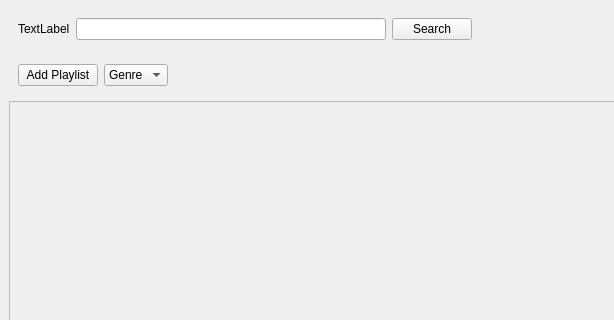
MartvdZalm/TheLastRonin, file src/mainwindow.ui: the form before one commit; both pictures show x 0 to 614 and y 0 to 320 of the 800 by 600 pixel window.
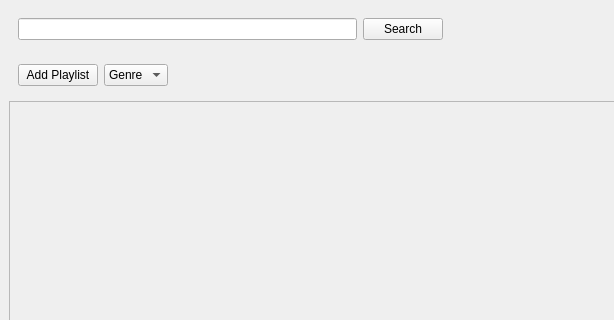
The form after the commit.

Commit message: Added styling and playlist search

What changed in the file:
```diff
--- a/src/mainwindow.ui
+++ b/src/mainwindow.ui
@@ -19,17 +19,10 @@
      <widget class="QWidget" name="widget" native="true">
       <layout class="QHBoxLayout" name="horizontalLayout">
        <item>
-        <widget class="QLabel" name="totalPlaylistCountLabel">
-         <property name="text">
-          <string>TextLabel</string>
-         </property>
-        </widget>
+        <widget class="QLineEdit" name="searchInput"/>
        </item>
        <item>
-        <widget class="QLineEdit" name="lineEdit"/>
-       </item>
-       <item>
-        <widget class="QPushButton" name="pushButton">
+        <widget class="QPushButton" name="searchBtn">
          <property name="text">
           <string>Search</string>
          </property>
```
The commit also changes 20 other files.
